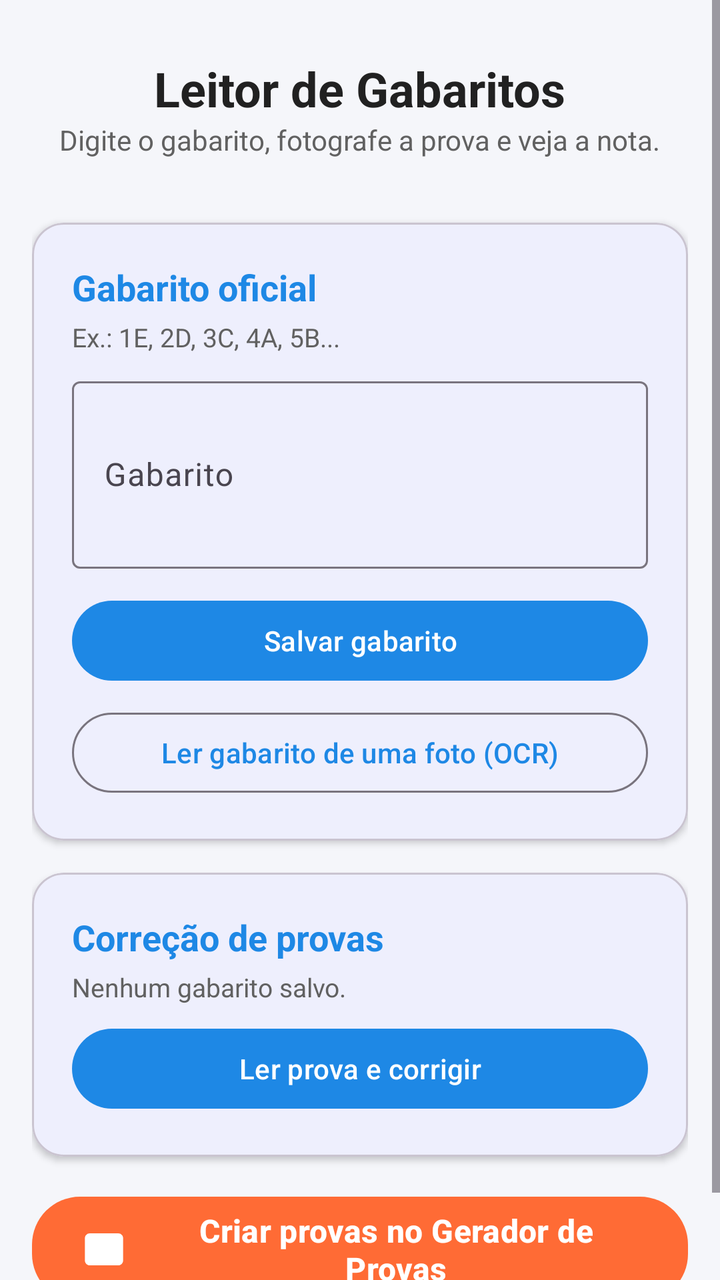
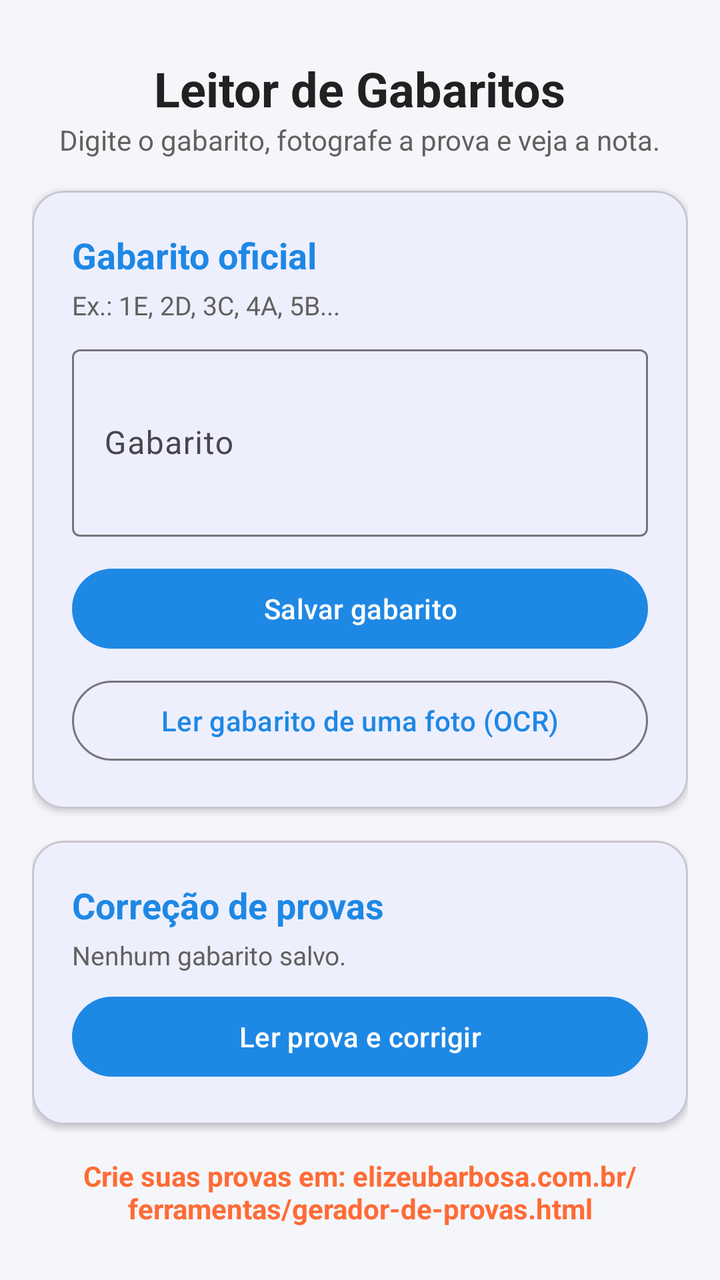

Two renders of the same Android screen: before a commit and after it. Below are the layout's source before the change and the commit's diff.
<!-- AndroidManifest.xml: application theme Theme.LeitorGabarito -->
<!-- res/layout/fragment_home.xml -->
<?xml version="1.0" encoding="utf-8"?>
<ScrollView xmlns:android="http://schemas.android.com/apk/res/android"
    xmlns:app="http://schemas.android.com/apk/res-auto"
    android:layout_width="match_parent"
    android:layout_height="match_parent"
    android:fillViewport="true">

    <LinearLayout
        android:layout_width="match_parent"
        android:layout_height="wrap_content"
        android:orientation="vertical"
        android:padding="16dp">

        <TextView
            android:layout_width="wrap_content"
            android:layout_height="wrap_content"
            android:layout_gravity="center_horizontal"
            android:layout_marginTop="12dp"
            android:text="Leitor de Gabaritos"
            android:textColor="@color/text_primary"
            android:textSize="24sp"
            android:textStyle="bold" />

        <TextView
            android:layout_width="wrap_content"
            android:layout_height="wrap_content"
            android:layout_gravity="center_horizontal"
            android:layout_marginBottom="16dp"
            android:text="Digite o gabarito, fotografe a prova e veja a nota."
            android:textColor="@color/text_secondary"
            android:textSize="14sp" />

        <ImageView
            android:id="@+id/bannerAd"
            android:layout_width="match_parent"
            android:layout_height="wrap_content"
            android:layout_marginBottom="16dp"
            android:adjustViewBounds="true"
            android:scaleType="fitCenter"
            android:contentDescription="Banner promocional"
            android:src="@drawable/banner_gerador_provas" />

        <com.google.android.material.card.MaterialCardView
            android:layout_width="match_parent"
            android:layout_height="wrap_content"
            android:layout_marginBottom="16dp"
            app:cardCornerRadius="16dp"
            app:cardElevation="2dp">

            <LinearLayout
                android:layout_width="match_parent"
                android:layout_height="wrap_content"
                android:orientation="vertical"
                android:padding="20dp">

                <TextView
                    android:layout_width="wrap_content"
                    android:layout_height="wrap_content"
                    android:text="Gabarito oficial"
                    android:textColor="@color/primary"
                    android:textSize="18sp"
                    android:textStyle="bold" />

                <TextView
                    android:layout_width="wrap_content"
                    android:layout_height="wrap_content"
                    android:layout_marginTop="4dp"
                    android:layout_marginBottom="8dp"
                    android:text="Ex.: 1E, 2D, 3C, 4A, 5B..."
                    android:textColor="@color/text_secondary"
                    android:textSize="13sp" />

                <com.google.android.material.textfield.TextInputLayout
                    android:layout_width="match_parent"
                    android:layout_height="wrap_content"
                    app:boxBackgroundMode="outline"
                    android:hint="Gabarito">

                    <com.google.android.material.textfield.TextInputEditText
                        android:id="@+id/inputKey"
                        android:layout_width="match_parent"
                        android:layout_height="wrap_content"
                        android:inputType="textMultiLine"
                        android:minLines="3"
                        android:textSize="16sp" />
                </com.google.android.material.textfield.TextInputLayout>

                <Button
                    android:id="@+id/btnSaveKey"
                    android:layout_width="match_parent"
                    android:layout_height="wrap_content"
                    android:layout_marginTop="12dp"
                    android:text="Salvar gabarito" />

                <Button
                    android:id="@+id/btnScanKey"
                    style="@style/Widget.Material3.Button.OutlinedButton"
                    android:layout_width="match_parent"
                    android:layout_height="wrap_content"
                    android:layout_marginTop="8dp"
                    android:text="Ler gabarito de uma foto (OCR)" />

                <TextView
                    android:id="@+id/txtKeyStatus"
                    android:layout_width="wrap_content"
                    android:layout_height="wrap_content"
                    android:layout_marginTop="12dp"
                    android:textColor="@color/text_secondary"
                    android:textSize="13sp"
                    android:visibility="gone" />
            </LinearLayout>
        </com.google.android.material.card.MaterialCardView>

        <com.google.android.material.card.MaterialCardView
            android:layout_width="match_parent"
            android:layout_height="wrap_content"
            android:layout_marginBottom="16dp"
            app:cardCornerRadius="16dp"
            app:cardElevation="2dp">

            <LinearLayout
                android:layout_width="match_parent"
                android:layout_height="wrap_content"
                android:orientation="vertical"
                android:padding="20dp">

                <TextView
                    android:layout_width="wrap_content"
                    android:layout_height="wrap_content"
                    android:text="Correção de provas"
                    android:textColor="@color/primary"
                    android:textSize="18sp"
                    android:textStyle="bold" />

                <TextView
                    android:id="@+id/txtSavedKey"
                    android:layout_width="wrap_content"
                    android:layout_height="wrap_content"
                    android:layout_marginTop="4dp"
                    android:layout_marginBottom="8dp"
                    android:text="Nenhum gabarito salvo."
                    android:textColor="@color/text_secondary"
                    android:textSize="13sp" />

                <Button
                    android:id="@+id/btnCorrigir"
                    android:layout_width="match_parent"
                    android:layout_height="wrap_content"
                    android:text="Ler prova e corrigir" />
            </LinearLayout>
        </com.google.android.material.card.MaterialCardView>

        <com.google.android.material.button.MaterialButton
            android:id="@+id/btnGeradorProvas"
            android:layout_width="match_parent"
            android:layout_height="wrap_content"
            android:layout_marginBottom="16dp"
            android:text="Criar provas no Gerador de Provas"
            android:textSize="16sp"
            android:textStyle="bold"
            app:backgroundTint="@color/secondary"
            app:cornerRadius="24dp"
            app:icon="@drawable/ic_launcher_foreground"
            app:iconGravity="start"
            app:iconPadding="12dp"
            app:iconSize="24dp" />
    </LinearLayout>
</ScrollView>
<!-- resources referenced by this layout -->
<resources>
  <color name="primary">#1E88E5</color>
  <color name="secondary">#FF6B35</color>
  <color name="text_primary">#212121</color>
  <color name="text_secondary">#616161</color>
  <!-- drawable banner_gerador_provas (drawable) -->
  <?xml version="1.0" encoding="utf-8"?>
  <layer-list xmlns:android="http://schemas.android.com/apk/res/android">
      <item>
          <shape android:shape="rectangle">
              <gradient
                  android:angle="45"
                  android:startColor="#FF6B35"
                  android:endColor="#F7931E"
                  android:type="linear" />
              <corners android:radius="16dp" />
          </shape>
      </item>
      <item android:left="16dp" android:right="16dp" android:top="16dp" android:bottom="16dp">
          <layer-list>
              <item android:gravity="center_vertical" android:width="60dp" android:height="60dp">
                  <bitmap android:src="@mipmap/ic_launcher" android:gravity="center" />
              </item>
              <item android:gravity="center" android:left="70dp">
                  <layer-list>
                      <item>
                          <shape android:shape="rectangle">
                              <solid android:color="#FFFFFF" />
                              <corners android:radius="8dp" />
                          </shape>
                      </item>
                      <item android:left="12dp" android:right="12dp" android:top="8dp" android:bottom="8dp">
                          <text android:text="🎯 Crie suas provas online!" android:textColor="#FF6B35" android:textSize="18sp" android:textStyle="bold" android:gravity="center" />
                      </item>
                  </layer-list>
              </item>
          </layer-list>
      </item>
  </layer-list>
  <!-- drawable ic_launcher_foreground (drawable) -->
  <?xml version="1.0" encoding="utf-8"?>
  <vector xmlns:android="http://schemas.android.com/apk/res/android"
      android:width="108dp"
      android:height="108dp"
      android:viewportWidth="108"
      android:viewportHeight="108">
  
      
      <path
          android:fillColor="#1E88E5"
          android:pathData="M22,18 L86,18 C92.07,18 97,22.93 97,29 L97,79 C97,85.07 92.07,90 86,90 L22,90 C15.93,90 11,85.07 11,79 L11,29 C11,22.93 15.93,18 22,18 Z" />
  
      
      <path
          android:fillColor="#42A5F5"
          android:pathData="M28,26 L80,26 C83.31,26 86,28.69 86,32 L86,72 C86,75.31 83.31,78 80,78 L28,78 C24.69,78 22,75.31 22,72 L22,32 C22,28.69 24.69,26 28,26 Z" />
  
      
      <path
          android:pathData="M36,54 L48,66 L72,36"
          android:strokeColor="#FFFFFF"
          android:strokeWidth="8"
          android:strokeLineCap="round"
          android:strokeLineJoin="round"
          android:fillColor="#00000000" />
  
      
      <path
          android:fillColor="#FFFFFF"
          android:fillAlpha="0.3"
          android:pathData="M36,38 A6,6 0 1,1 36,50 A6,6 0 1,1 36,38" />
      <path
          android:fillColor="#FFFFFF"
          android:fillAlpha="0.3"
          android:pathData="M48,38 A6,6 0 1,1 48,50 A6,6 0 1,1 48,38" />
      <path
          android:fillColor="#FFFFFF"
          android:fillAlpha="0.3"
          android:pathData="M60,38 A6,6 0 1,1 60,50 A6,6 0 1,1 60,38" />
      <path
          android:fillColor="#FFFFFF"
          android:fillAlpha="0.3"
          android:pathData="M72,38 A6,6 0 1,1 72,50 A6,6 0 1,1 72,38" />
  
  </vector>
  <style name="Theme.LeitorGabarito" parent="Theme.Material3.Light.NoActionBar">
          <item name="colorPrimary">@color/primary</item>
          <item name="colorOnPrimary">@color/white</item>
          <item name="colorSecondary">@color/accent</item>
          <item name="android:statusBarColor">@color/primary_dark</item>
          <item name="android:windowBackground">@color/background</item>
      </style>
  <color name="white">#FFFFFF</color>
  <color name="accent">#FFB300</color>
  <color name="primary_dark">#1565C0</color>
  <color name="background">#F5F6FA</color>
</resources>

<!-- the commit's change to res/layout/fragment_home.xml (unified diff, before → after) -->
@@ -29,16 +29,6 @@
             android:text="Digite o gabarito, fotografe a prova e veja a nota."
             android:textColor="@color/text_secondary"
             android:textSize="14sp" />
-
-        <ImageView
-            android:id="@+id/bannerAd"
-            android:layout_width="match_parent"
-            android:layout_height="wrap_content"
-            android:layout_marginBottom="16dp"
-            android:adjustViewBounds="true"
-            android:scaleType="fitCenter"
-            android:contentDescription="Banner promocional"
-            android:src="@drawable/banner_gerador_provas" />
 
         <com.google.android.material.card.MaterialCardView
             android:layout_width="match_parent"
@@ -114,7 +104,6 @@
         <com.google.android.material.card.MaterialCardView
             android:layout_width="match_parent"
             android:layout_height="wrap_content"
-            android:layout_marginBottom="16dp"
             app:cardCornerRadius="16dp"
             app:cardElevation="2dp">
 
@@ -150,19 +139,15 @@
             </LinearLayout>
         </com.google.android.material.card.MaterialCardView>
 
-        <com.google.android.material.button.MaterialButton
-            android:id="@+id/btnGeradorProvas"
+        <TextView
+            android:id="@+id/txtGeradorProvas"
             android:layout_width="match_parent"
             android:layout_height="wrap_content"
-            android:layout_marginBottom="16dp"
-            android:text="Criar provas no Gerador de Provas"
-            android:textSize="16sp"
-            android:textStyle="bold"
-            app:backgroundTint="@color/secondary"
-            app:cornerRadius="24dp"
-            app:icon="@drawable/ic_launcher_foreground"
-            app:iconGravity="start"
-            app:iconPadding="12dp"
-            app:iconSize="24dp" />
+            android:layout_marginTop="16dp"
+            android:gravity="center"
+            android:text="Crie suas provas em: elizeubarbosa.com.br/ferramentas/gerador-de-provas.html"
+            android:textColor="@color/secondary"
+            android:textSize="14sp"
+            android:textStyle="bold" />
     </LinearLayout>
 </ScrollView>
<!-- resource entries referenced after the edit -->
@@ -4,86 +4,6 @@
   <color name="secondary">#FF6B35</color>
   <color name="text_primary">#212121</color>
   <color name="text_secondary">#616161</color>
-  <!-- drawable banner_gerador_provas (drawable) -->
-  <?xml version="1.0" encoding="utf-8"?>
-  <layer-list xmlns:android="http://schemas.android.com/apk/res/android">
-      <item>
-          <shape android:shape="rectangle">
-              <gradient
-                  android:angle="45"
-                  android:startColor="#FF6B35"
-                  android:endColor="#F7931E"
-                  android:type="linear" />
-              <corners android:radius="16dp" />
-          </shape>
-      </item>
-      <item android:left="16dp" android:right="16dp" android:top="16dp" android:bottom="16dp">
-          <layer-list>
-              <item android:gravity="center_vertical" android:width="60dp" android:height="60dp">
-                  <bitmap android:src="@mipmap/ic_launcher" android:gravity="center" />
-              </item>
-              <item android:gravity="center" android:left="70dp">
-                  <layer-list>
-                      <item>
-                          <shape android:shape="rectangle">
-                              <solid android:color="#FFFFFF" />
-                              <corners android:radius="8dp" />
-                          </shape>
-                      </item>
-                      <item android:left="12dp" android:right="12dp" android:top="8dp" android:bottom="8dp">
-                          <text android:text="🎯 Crie suas provas online!" android:textColor="#FF6B35" android:textSize="18sp" android:textStyle="bold" android:gravity="center" />
-                      </item>
-                  </layer-list>
-              </item>
-          </layer-list>
-      </item>
-  </layer-list>
-  <!-- drawable ic_launcher_foreground (drawable) -->
-  <?xml version="1.0" encoding="utf-8"?>
-  <vector xmlns:android="http://schemas.android.com/apk/res/android"
-      android:width="108dp"
-      android:height="108dp"
-      android:viewportWidth="108"
-      android:viewportHeight="108">
-  
-      
-      <path
-          android:fillColor="#1E88E5"
-          android:pathData="M22,18 L86,18 C92.07,18 97,22.93 97,29 L97,79 C97,85.07 92.07,90 86,90 L22,90 C15.93,90 11,85.07 11,79 L11,29 C11,22.93 15.93,18 22,18 Z" />
-  
-      
-      <path
-          android:fillColor="#42A5F5"
-          android:pathData="M28,26 L80,26 C83.31,26 86,28.69 86,32 L86,72 C86,75.31 83.31,78 80,78 L28,78 C24.69,78 22,75.31 22,72 L22,32 C22,28.69 24.69,26 28,26 Z" />
-  
-      
-      <path
-          android:pathData="M36,54 L48,66 L72,36"
-          android:strokeColor="#FFFFFF"
-          android:strokeWidth="8"
-          android:strokeLineCap="round"
-          android:strokeLineJoin="round"
-          android:fillColor="#00000000" />
-  
-      
-      <path
-          android:fillColor="#FFFFFF"
-          android:fillAlpha="0.3"
-          android:pathData="M36,38 A6,6 0 1,1 36,50 A6,6 0 1,1 36,38" />
-      <path
-          android:fillColor="#FFFFFF"
-          android:fillAlpha="0.3"
-          android:pathData="M48,38 A6,6 0 1,1 48,50 A6,6 0 1,1 48,38" />
-      <path
-          android:fillColor="#FFFFFF"
-          android:fillAlpha="0.3"
-          android:pathData="M60,38 A6,6 0 1,1 60,50 A6,6 0 1,1 60,38" />
-      <path
-          android:fillColor="#FFFFFF"
-          android:fillAlpha="0.3"
-          android:pathData="M72,38 A6,6 0 1,1 72,50 A6,6 0 1,1 72,38" />
-  
-  </vector>
   <style name="Theme.LeitorGabarito" parent="Theme.Material3.Light.NoActionBar">
           <item name="colorPrimary">@color/primary</item>
           <item name="colorOnPrimary">@color/white</item>
